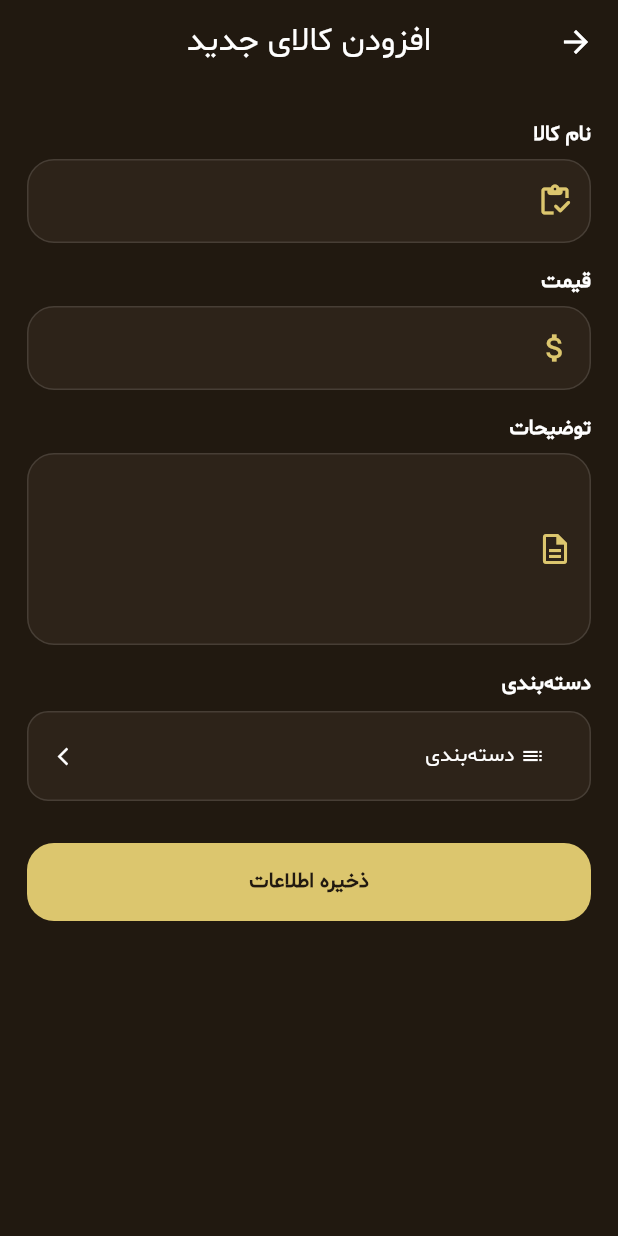
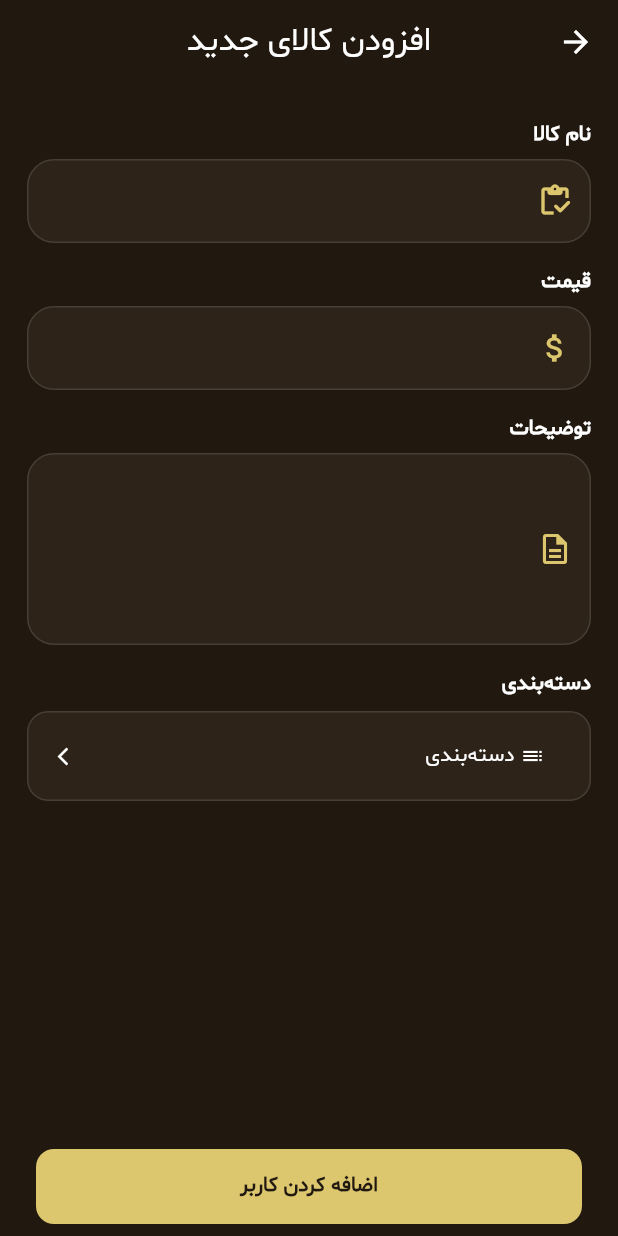
Before and after one commit to mahdi-dfr/cafe-management-app, a Flutter app: the AddCommodityScreen screen opened directly, on a phone screen of 412 x 824 dp. Run offline on Flutter 3.47's test engine with Material 3 defaults, Android fonts, the phone set to English and light mode, and no system bars; drawn by our look-alikes of dropdown_button2; our stand-ins replace flutter_svg, get, loading_animation_widget, persistent_bottom_nav_bar; network calls fail.

Commit message:
[FEAT] change button in warehouse screen

```diff
--- a/lib/core/widgets/custom_button.dart
+++ b/lib/core/widgets/custom_button.dart
@@ -3,9 +3,10 @@ import 'package:flutter/material.dart';
 import '../app_colors.dart';
 
 class FormConfirmButton extends StatelessWidget {
-  const FormConfirmButton({super.key, required this.title});
+  const FormConfirmButton({super.key, required this.title, required this.onPressed});
 
   final String title;
+  final Function() onPressed;
 
   @override
   Widget build(BuildContext context) {
@@ -13,8 +14,8 @@ class FormConfirmButton extends StatelessWidget {
       padding: EdgeInsets.only(
         left: 24,
         right: 24,
-        top: 16,
-        bottom: 16 + MediaQuery.of(context).viewInsets.bottom,
+        top: 8,
+        bottom: 8 + MediaQuery.of(context).viewInsets.bottom,
       ),
       duration: const Duration(milliseconds: 100),
       curve: Curves.easeOut,
--- a/lib/feature/home/presenation/add_user_screen.dart
+++ b/lib/feature/home/presenation/add_user_screen.dart
@@ -60,7 +60,7 @@ class AddUserScreen extends StatelessWidget {
         ),
       ),
 
-      bottomNavigationBar: FormConfirmButton(title: 'اضافه کردن کاربر')
+      bottomNavigationBar: FormConfirmButton(title: 'اضافه کردن کاربر', onPressed: () {  },)
     );
   }
 }
--- a/lib/feature/home/presenation/warehouse_management.dart
+++ b/lib/feature/home/presenation/warehouse_management.dart
@@ -3,6 +3,7 @@ import 'package:cafe_app/feature/home/presenation/controller/inventory_controlle
 import 'package:flutter/material.dart';
 import 'package:get/get.dart';
 
+import '../../../core/widgets/custom_button.dart';
 import '../../../core/widgets/drop_box.dart';
 
 class WarehouseManagementScreen extends StatefulWidget {
@@ -531,16 +532,42 @@ class AddCommodityScreen extends StatelessWidget {
               const SizedBox(height: 16),
               CustomDropDown(items: _categories, title: 'دسته‌بندی', onPressed: (String p1) {  }, color: AppColors.cardBackground,),
               const SizedBox(height: 28),
-              ElevatedButton(
-                style: ElevatedButton.styleFrom(
-                  backgroundColor: AppColors.primaryColor,
-                  foregroundColor: AppColors.backgroundColor,
-                  padding: const EdgeInsets.symmetric(vertical: 16),
-                  shape: RoundedRectangleBorder(
-                    borderRadius: BorderRadius.circular(18),
+
+
+              // ElevatedButton(
+              //   style: ElevatedButton.styleFrom(
+              //     backgroundColor: AppColors.primaryColor,
+              //     foregroundColor: AppColors.backgroundColor,
+              //     padding: const EdgeInsets.symmetric(vertical: 16),
+              //     shape: RoundedRectangleBorder(
+              //       borderRadius: BorderRadius.circular(18),
+              //     ),
+              //   ),
+              //   onPressed: () {
+              //     if (!(_formKey.currentState?.validate() ?? false)) return;
+              //
+              //     if (_selectedCategory == null) {
+              //       Get.snackbar(
+              //         'هشدار',
+              //         'دسته‌بندی را انتخاب کنید',
+              //         backgroundColor: AppColors.cardBackground,
+              //         colorText: Colors.white,
+              //       );
+              //       return;
+              //     }
+              //
+              //     Get.back();
+              //   },
+              //   child: const Text(
+              //     'ذخیره اطلاعات',
+              //     style: TextStyle(fontWeight: FontWeight.bold),
+              //   ),
+              // ),
+            ],
           ),
         ),
-                onPressed: () {
+      ),
+      bottomNavigationBar: FormConfirmButton(title: 'اضافه کردن کاربر', onPressed: () {
         if (!(_formKey.currentState?.validate() ?? false)) return;
 
         if (_selectedCategory == null) {
@@ -554,16 +581,7 @@ class AddCommodityScreen extends StatelessWidget {
         }
 
         Get.back();
-                },
-                child: const Text(
-                  'ذخیره اطلاعات',
-                  style: TextStyle(fontWeight: FontWeight.bold),
-                ),
-              ),
-            ],
-          ),
-        ),
-      ),
+      },),
     );
   }
 }
```
Lines whose indentation alone changed are shown as unchanged.
